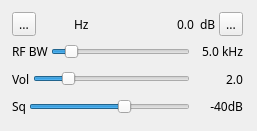
The window that plugins/channelrx/demodam/amdemodgui.ui (f4exb/sdrangel) describes before a commit, drawn with Qt 5.
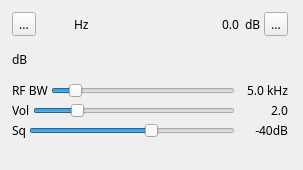
The same window after the commit. Icons and pictures are not drawn. Custom widgets are drawn as their Qt base class.

Commit message: AM Demod plugin: added a signal level meter

```diff
--- a/plugins/channelrx/demodam/amdemodgui.ui
+++ b/plugins/channelrx/demodam/amdemodgui.ui
@@ -6,8 +6,8 @@
    <rect>
     <x>0</x>
     <y>0</y>
-    <width>257</width>
-    <height>131</height>
+    <width>303</width>
+    <height>170</height>
    </rect>
   </property>
   <property name="font">
@@ -27,10 +27,16 @@
     <rect>
      <x>10</x>
      <y>10</y>
-     <width>235</width>
-     <height>111</height>
+     <width>280</width>
+     <height>131</height>
     </rect>
    </property>
+   <property name="minimumSize">
+    <size>
+     <width>280</width>
+     <height>0</height>
+    </size>
+   </property>
    <property name="windowTitle">
     <string>Settings</string>
    </property>
@@ -139,6 +145,8 @@
           </property>
          </widget>
         </item>
+       </layout>
+      </item>
         <item>
          <widget class="QToolButton" name="audioMute">
           <property name="toolTip">
@@ -159,6 +167,34 @@
         </item>
        </layout>
       </item>
+    <item>
+     <layout class="QHBoxLayout" name="signalLevelLayout">
+      <item>
+       <widget class="QLabel" name="channelPowerMeterUnits">
+        <property name="text">
+         <string>dB</string>
+        </property>
+       </widget>
+      </item>
+      <item>
+       <widget class="LevelMeterSignalDB" name="channelPowerMeter" native="true">
+        <property name="sizePolicy">
+         <sizepolicy hsizetype="Expanding" vsizetype="MinimumExpanding">
+          <horstretch>0</horstretch>
+          <verstretch>0</verstretch>
+         </sizepolicy>
+        </property>
+        <property name="minimumSize">
+         <size>
+          <width>0</width>
+          <height>30</height>
+         </size>
+        </property>
+        <property name="toolTip">
+         <string>Level meter (dB) light: average, dark: peak, tip: peak hold</string>
+        </property>
+       </widget>
+      </item>
      </layout>
     </item>
     <item>
@@ -321,6 +357,12 @@
    <header>gui/valuedial.h</header>
    <container>1</container>
   </customwidget>
+  <customwidget>
+   <class>LevelMeterSignalDB</class>
+   <extends>QWidget</extends>
+   <header>gui/levelmeter.h</header>
+   <container>1</container>
+  </customwidget>
  </customwidgets>
  <resources>
   <include location="../../../sdrbase/resources/res.qrc"/>
```
Lines whose indentation alone changed are shown as unchanged. The commit also changes 2 other files.
